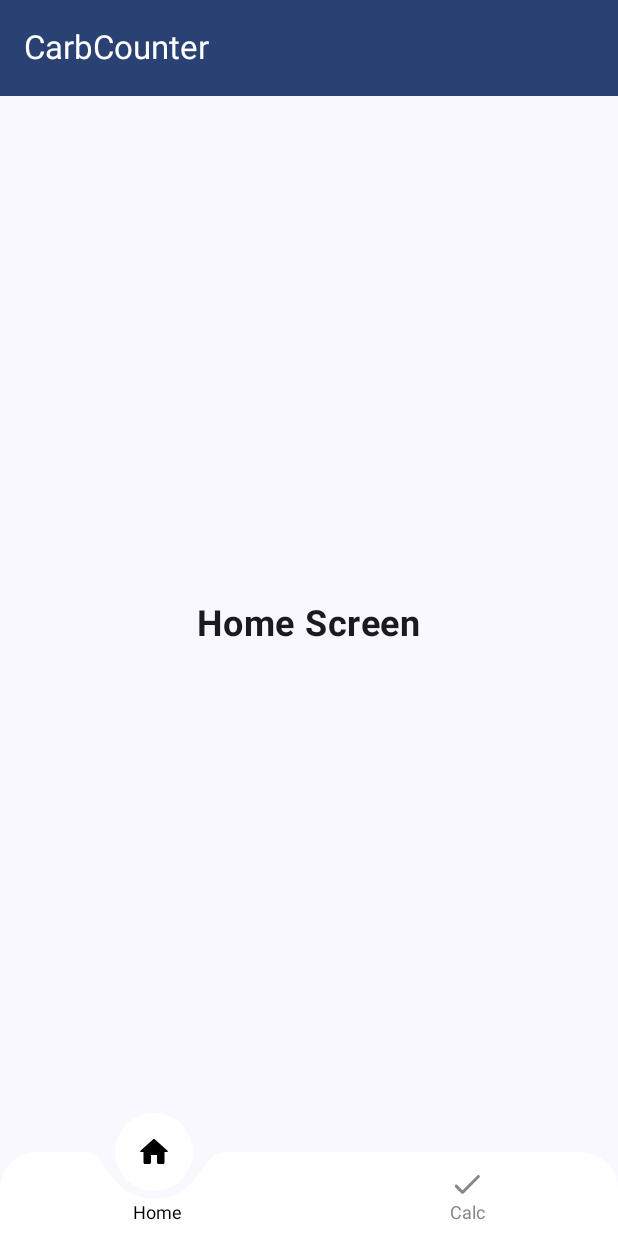
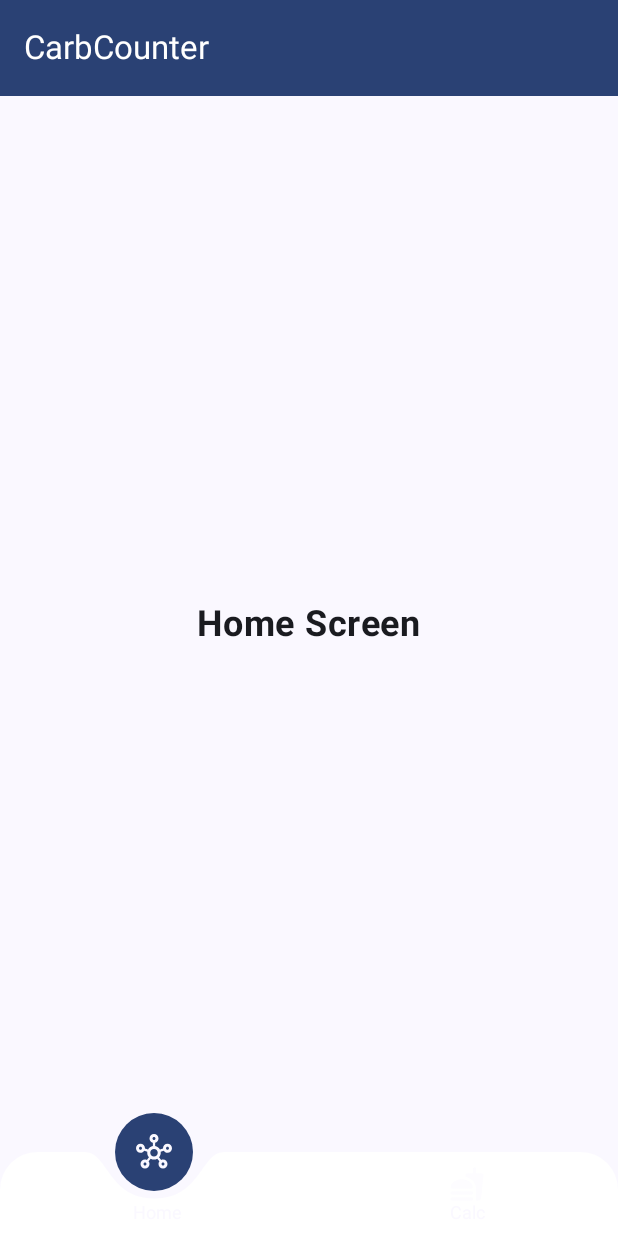
Before and after one commit to ouo-anime/Healthy, an Android app built with Jetpack Compose: the screen it shows after launch (MainActivity), on a phone screen of 412 x 824 dp. Run offline under Robolectric (Android 15) with nearby library versions, the phone set to English and light mode, and no system bars.

Commit message:
Added Material 3 to navbar Fixed animation in navbar

```diff
--- a/app/build.gradle
+++ b/app/build.gradle
@@ -50,6 +50,7 @@ dependencies {
     implementation(libs.androidx.material3)
     implementation libs.androidx.navigation.compose
     implementation libs.androidx.animation
+    implementation(libs.androidx.material.icons.extended)
 
     testImplementation(libs.junit)
     androidTestImplementation(libs.androidx.junit)
--- a/app/src/main/java/ane/elu/healthy/AnimatedNavigationBar.kt
+++ b/app/src/main/java/ane/elu/healthy/AnimatedNavigationBar.kt
@@ -23,10 +23,6 @@ fun AnimatedNavigationBar(
     buttons: List<ButtonData>,
     selectedIndex: Int,
     onItemClick: (Int) -> Unit,
-    barColor: Color,
-    circleColor: Color,
-    selectedColor: Color,
-    unselectedColor: Color,
     modifier: Modifier = Modifier
 ) {
     if (buttons.isEmpty()) {
@@ -47,7 +43,7 @@ fun AnimatedNavigationBar(
     val circleRadiusPx = density.run { circleRadius.toPx().toInt() }
 
     val offsetTransition = updateTransition(offset, label = "offset transition")
-    val animation = spring<Float>(dampingRatio = 0.5f, stiffness = Spring.StiffnessLow)
+    val animation = spring<Float>(dampingRatio = 0.9f, stiffness = Spring.StiffnessLow)
 
     val cutoutOffset by offsetTransition.animateFloat(
         transitionSpec = {
@@ -78,10 +74,10 @@ fun AnimatedNavigationBar(
             modifier = Modifier
                 .offset { circleOffset }
                 .zIndex(1f),
-            color = circleColor,
+            color = MaterialTheme.colorScheme.surfaceTint,
             radius = circleRadius,
             button = buttons[safeSelectedIndex],
-            iconColor = selectedColor
+            iconColor = MaterialTheme.colorScheme.surface
         )
 
         Row(
@@ -93,7 +89,7 @@ fun AnimatedNavigationBar(
                 }
                 .fillMaxWidth()
                 .height(56.dp)
-                .background(barColor),
+                .background(MaterialTheme.colorScheme.onPrimaryContainer),
             horizontalArrangement = Arrangement.SpaceAround,
             verticalAlignment = Alignment.CenterVertically
         ) {
@@ -104,7 +100,7 @@ fun AnimatedNavigationBar(
                     onClick = { onItemClick(index) },
                     icon = {
                         val iconAlpha by animateFloatAsState(
-                            targetValue = if (isSelected) 0f else 1f,
+                            targetValue = if (isSelected) 0f else 0.5f,
                             label = "Navbar item icon"
                         )
                         Icon(
@@ -114,8 +110,8 @@ fun AnimatedNavigationBar(
                         )
                     },
                     label = { Text(button.text, style = TextStyle(fontSize = 12.sp)) },
-                    selectedColor = selectedColor,
-                    unselectedColor = unselectedColor
+                    selectedColor = MaterialTheme.colorScheme.surface,
+                    unselectedColor = MaterialTheme.colorScheme.surface
                 )
             }
         }
--- a/app/src/main/java/ane/elu/healthy/MainActivity.kt
+++ b/app/src/main/java/ane/elu/healthy/MainActivity.kt
@@ -14,7 +14,7 @@ class MainActivity : ComponentActivity() {
     override fun onCreate(savedInstanceState: Bundle?) {
         super.onCreate(savedInstanceState)
         setContent {
-            CarbCounterTheme {
+            CarbCounterTheme() {
                 Surface(
                     modifier = Modifier.fillMaxSize(),
                     color = MaterialTheme.colorScheme.background
--- a/app/src/main/java/ane/elu/healthy/MainScreen.kt
+++ b/app/src/main/java/ane/elu/healthy/MainScreen.kt
@@ -3,14 +3,13 @@ package ane.elu.healthy
 import android.annotation.SuppressLint
 import androidx.compose.foundation.layout.padding
 import androidx.compose.material.icons.Icons
-import androidx.compose.material.icons.rounded.Check
-import androidx.compose.material.icons.rounded.Home
+import androidx.compose.material.icons.outlined.Hub
+import androidx.compose.material.icons.rounded.Fastfood
 import androidx.compose.material3.Scaffold
 import androidx.compose.runtime.Composable
 import androidx.compose.runtime.derivedStateOf
 import androidx.compose.runtime.getValue
 import androidx.compose.ui.Modifier
-import androidx.compose.ui.graphics.Color
 import androidx.navigation.compose.NavHost
 import androidx.navigation.compose.composable
 import androidx.navigation.compose.currentBackStackEntryAsState
@@ -26,12 +25,12 @@ fun MainScreen() {
     val buttons = listOf(
         ButtonData(
             text = "Home",
-            icon = Icons.Rounded.Home,
+            icon = Icons.Outlined.Hub,
             route = Screen.home.route
         ),
         ButtonData(
             text = "Calc",
-            icon = Icons.Rounded.Check,
+            icon = Icons.Rounded.Fastfood,
             route = Screen.calc.route
         )
     )
@@ -51,11 +50,7 @@ fun MainScreen() {
                         launchSingleTop = true
                         restoreState = true
                     }
-                },
-                barColor = Color.White,
-                circleColor = Color.White,
-                selectedColor = Color.Black,
-                unselectedColor = Color.Gray
+                }
             )
         }
     ) { padding ->
--- a/gradle/libs.versions.toml
+++ b/gradle/libs.versions.toml
@@ -11,6 +11,7 @@ espressoCore = "3.6.1"
 lifecycleRuntimeKtx = "2.8.7"
 activityCompose = "1.9.3"
 composeBom = "2024.04.01"
+materialIconsExtended = "1.7.8"
 navigationCompose = "2.9.0"
 
 [libraries]
@@ -19,6 +20,7 @@ accompanist-systemuicontroller-v0307 = { module = "com.google.accompanist:accomp
 androidx-activity-ktx = { module = "androidx.activity:activity-ktx", version.ref = "activityCompose" }
 androidx-animation = { module = "androidx.compose.animation:animation", version.ref = "animation" }
 androidx-core-ktx = { group = "androidx.core", name = "core-ktx", version.ref = "coreKtx" }
+androidx-material-icons-extended = { module = "androidx.compose.material:material-icons-extended", version.ref = "materialIconsExtended" }
 androidx-navigation-compose = { module = "androidx.navigation:navigation-compose", version.ref = "navigationCompose" }
 junit = { group = "junit", name = "junit", version.ref = "junit" }
 androidx-junit = { group = "androidx.test.ext", name = "junit", version.ref = "junitVersion" }
```
Also changed, not shown: 1 other file.
